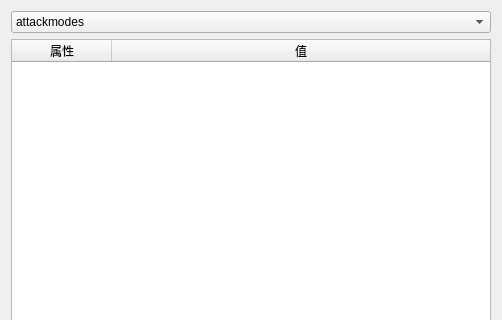
This is Editor_UI/tableDialog.ui in CMZSrost/NEOeditor as Qt 5 draws it before an edit; both pictures show x 0 to 502 and y 0 to 320 of the 502 by 518 pixel window. The edited form follows.
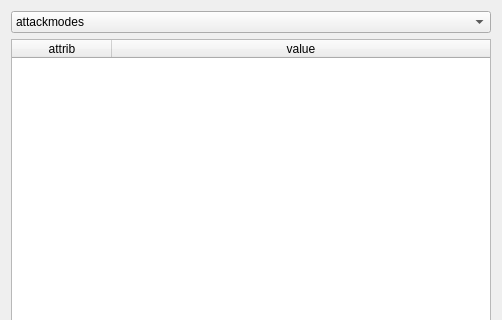
This is the edited form.

What changed in the file:
```diff
--- a/Editor_UI/tableDialog.ui
+++ b/Editor_UI/tableDialog.ui
@@ -158,12 +158,12 @@
      </attribute>
      <column>
       <property name="text">
-       <string>属性</string>
+       <string>attrib</string>
       </property>
      </column>
      <column>
       <property name="text">
-       <string>值</string>
+       <string>value</string>
       </property>
      </column>
     </widget>
```
Left out of the diff: 51 changed lines with no effect on the pictures.
